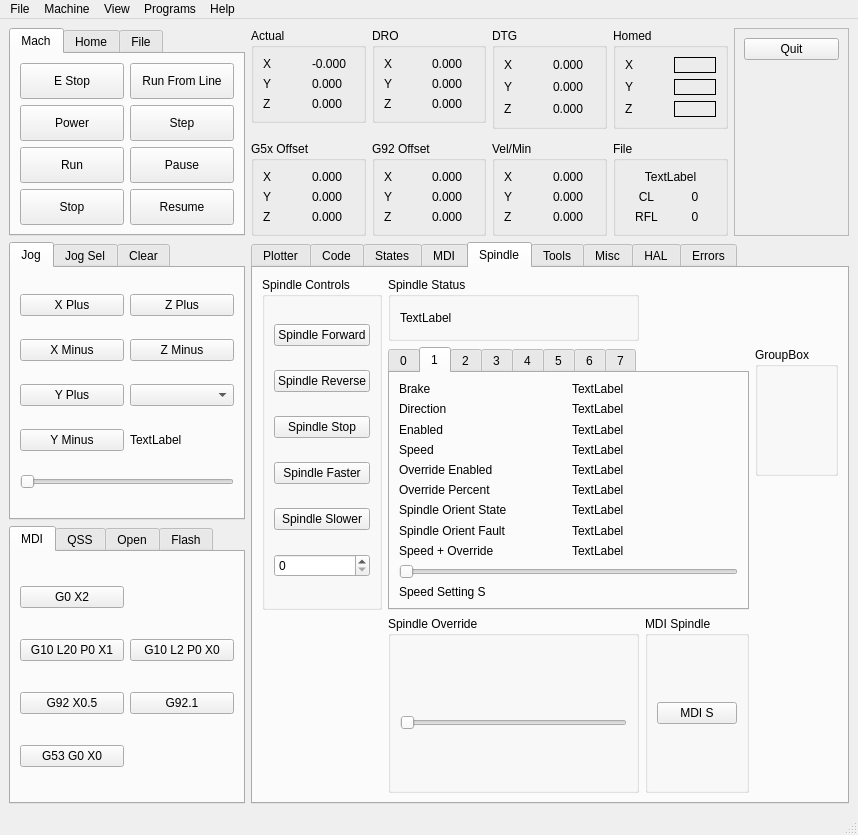
Above: examples/testgui/multi-spindle.ui from jethornton/flexgui before the change. Below: the same form after it.
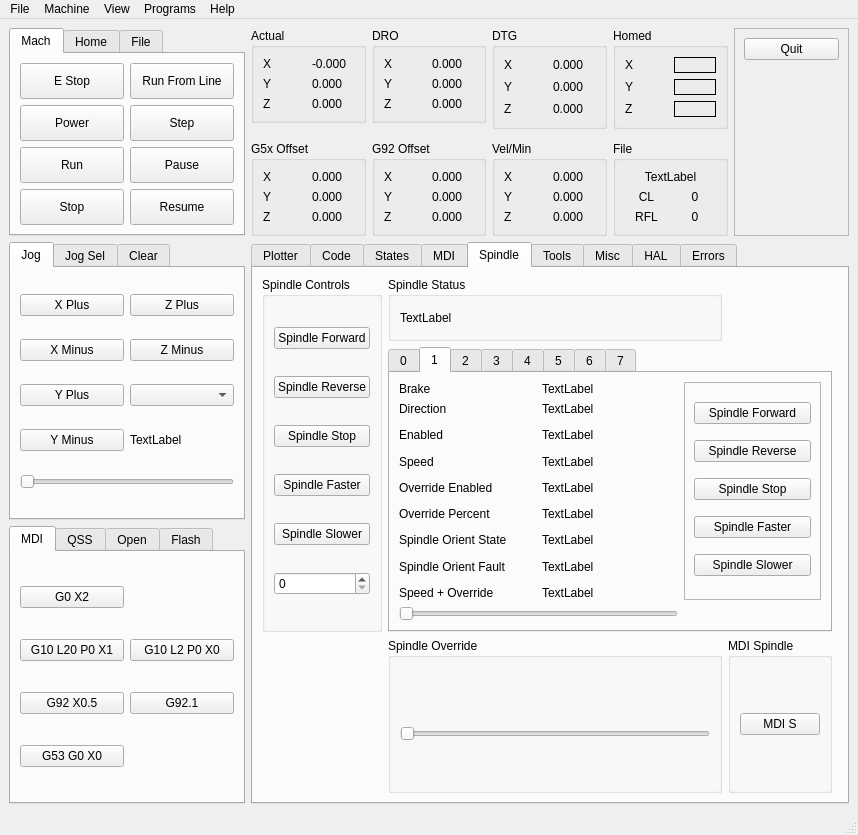
That is the form after the change. The open tabs and pages were chosen to show the change.

```diff
--- a/examples/testgui/multi-spindle.ui
+++ b/examples/testgui/multi-spindle.ui
@@ -945,13 +945,6 @@
           </layout>
          </widget>
         </item>
-        <item row="1" column="3">
-         <widget class="QGroupBox" name="groupBox_32">
-          <property name="title">
-           <string>GroupBox</string>
-          </property>
-         </widget>
-        </item>
         <item row="0" column="2" colspan="2">
          <spacer name="horizontalSpacer_4">
           <property name="orientation">
@@ -1138,48 +1131,69 @@
             <string>1</string>
            </attribute>
            <layout class="QGridLayout" name="gridLayout_35">
-            <item row="6" column="1">
-             <widget class="QLabel" name="spindle_orient_state_1_lb">
-              <property name="text">
-               <string>TextLabel</string>
-              </property>
-             </widget>
-            </item>
-            <item row="3" column="0">
+            <item row="5" column="0">
              <widget class="QLabel" name="label_67">
               <property name="text">
                <string>Speed</string>
               </property>
              </widget>
             </item>
-            <item row="4" column="0">
+            <item row="0" column="1">
+             <widget class="QLabel" name="spindle_brake_1_lb">
+              <property name="text">
+               <string>TextLabel</string>
+              </property>
+             </widget>
+            </item>
+            <item row="15" column="0">
+             <widget class="QLabel" name="label_64">
+              <property name="text">
+               <string>Speed + Override</string>
+              </property>
+             </widget>
+            </item>
+            <item row="15" column="1">
+             <widget class="QLabel" name="spindle_cmd_speed_1_lb">
+              <property name="text">
+               <string>TextLabel</string>
+              </property>
+             </widget>
+            </item>
+            <item row="3" column="1">
+             <widget class="QLabel" name="spindle_enabled_1_lb">
+              <property name="text">
+               <string>TextLabel</string>
+              </property>
+             </widget>
+            </item>
+            <item row="13" column="0">
+             <widget class="QLabel" name="label_123">
+              <property name="text">
+               <string>Spindle Orient Fault</string>
+              </property>
+             </widget>
+            </item>
+            <item row="7" column="0">
              <widget class="QLabel" name="label_115">
               <property name="text">
                <string>Override Enabled</string>
               </property>
              </widget>
             </item>
-            <item row="5" column="1">
+            <item row="11" column="1">
+             <widget class="QLabel" name="spindle_orient_state_1_lb">
+              <property name="text">
+               <string>TextLabel</string>
+              </property>
+             </widget>
+            </item>
+            <item row="9" column="1">
              <widget class="QLabel" name="spindle_override_1_lb">
               <property name="text">
                <string>TextLabel</string>
               </property>
              </widget>
             </item>
-            <item row="5" column="0">
-             <widget class="QLabel" name="label_63">
-              <property name="text">
-               <string>Override Percent</string>
-              </property>
-             </widget>
-            </item>
-            <item row="7" column="0">
-             <widget class="QLabel" name="label_123">
-              <property name="text">
-               <string>Spindle Orient Fault</string>
-              </property>
-             </widget>
-            </item>
             <item row="1" column="0">
              <widget class="QLabel" name="label_68">
               <property name="text">
@@ -1187,69 +1201,55 @@
               </property>
              </widget>
             </item>
-            <item row="0" column="1">
-             <widget class="QLabel" name="spindle_brake_1_lb">
-              <property name="text">
-               <string>TextLabel</string>
-              </property>
-             </widget>
-            </item>
-            <item row="2" column="1">
-             <widget class="QLabel" name="spindle_enabled_1_lb">
-              <property name="text">
-               <string>TextLabel</string>
-              </property>
-             </widget>
-            </item>
             <item row="7" column="1">
-             <widget class="QLabel" name="spindle_orient_fault_1_lb">
-              <property name="text">
-               <string>TextLabel</string>
-              </property>
-             </widget>
-            </item>
-            <item row="4" column="1">
              <widget class="QLabel" name="spindle_override_enabled_1_lb">
               <property name="text">
                <string>TextLabel</string>
               </property>
              </widget>
             </item>
-            <item row="6" column="0">
+            <item row="11" column="0">
              <widget class="QLabel" name="label_122">
               <property name="text">
                <string>Spindle Orient State</string>
               </property>
              </widget>
             </item>
-            <item row="1" column="1">
-             <widget class="QLabel" name="spindle_direction_1_lb">
+            <item row="9" column="0">
+             <widget class="QLabel" name="label_63">
               <property name="text">
-               <string>TextLabel</string>
+               <string>Override Percent</string>
               </property>
              </widget>
             </item>
-            <item row="3" column="1">
-             <widget class="QLabel" name="spindle_speed_1_lb">
+            <item row="13" column="1">
+             <widget class="QLabel" name="spindle_orient_fault_1_lb">
               <property name="text">
                <string>TextLabel</string>
               </property>
              </widget>
             </item>
-            <item row="8" column="0">
-             <widget class="QLabel" name="label_64">
-              <property name="text">
-               <string>Speed + Override</string>
-              </property>
-             </widget>
-            </item>
-            <item row="2" column="0">
+            <item row="3" column="0">
              <widget class="QLabel" name="label_65">
               <property name="text">
                <string>Enabled</string>
               </property>
              </widget>
             </item>
+            <item row="5" column="1">
+             <widget class="QLabel" name="spindle_speed_1_lb">
+              <property name="text">
+               <string>TextLabel</string>
+              </property>
+             </widget>
+            </item>
+            <item row="1" column="1">
+             <widget class="QLabel" name="spindle_direction_1_lb">
+              <property name="text">
+               <string>TextLabel</string>
+              </property>
+             </widget>
+            </item>
             <item row="0" column="0">
              <widget class="QLabel" name="label_66">
               <property name="text">
@@ -1257,14 +1257,54 @@
               </property>
              </widget>
             </item>
-            <item row="10" column="0">
-             <widget class="QLabel" name="label_69">
-              <property name="text">
-               <string>Speed Setting S</string>
+            <item row="0" column="2" rowspan="16">
+             <widget class="QFrame" name="frame_3">
+              <property name="frameShape">
+               <enum>QFrame::StyledPanel</enum>
               </property>
+              <property name="frameShadow">
+               <enum>QFrame::Raised</enum>
+              </property>
+              <layout class="QGridLayout" name="gridLayout_43">
+               <item row="0" column="0">
+                <widget class="QPushButton" name="spindle_fwd_1_pb">
+                 <property name="text">
+                  <string>Spindle Forward</string>
+                 </property>
+                </widget>
+               </item>
+               <item row="1" column="0">
+                <widget class="QPushButton" name="spindle_rev_1_pb">
+                 <property name="text">
+                  <string>Spindle Reverse</string>
+                 </property>
+                </widget>
+               </item>
+               <item row="2" column="0">
+                <widget class="QPushButton" name="spindle_stop_1_pb">
+                 <property name="text">
+                  <string>Spindle Stop</string>
+                 </property>
+                </widget>
+               </item>
+               <item row="3" column="0">
+                <widget class="QPushButton" name="spindle_plus_1_pb">
+                 <property name="text">
+                  <string>Spindle Faster</string>
+                 </property>
+                </widget>
+               </item>
+               <item row="4" column="0">
+                <widget class="QPushButton" name="spindle_minus_1_pb">
+                 <property name="text">
+                  <string>Spindle Slower</string>
+                 </property>
+                </widget>
+               </item>
+              </layout>
              </widget>
             </item>
-            <item row="9" column="0" colspan="2">
+            <item row="16" column="0" colspan="2">
              <widget class="QSlider" name="spindle_override_1_sl">
               <property name="maximum">
                <number>100</number>
@@ -1274,13 +1314,6 @@
               </property>
              </widget>
             </item>
-            <item row="8" column="1">
-             <widget class="QLabel" name="spindle_cmd_speed_1_lb">
-              <property name="text">
-               <string>TextLabel</string>
-              </property>
-             </widget>
-            </item>
            </layout>
           </widget>
           <widget class="QWidget" name="tab_20">
```
Left out of the diff: 89 changed lines with no effect on the pictures.
